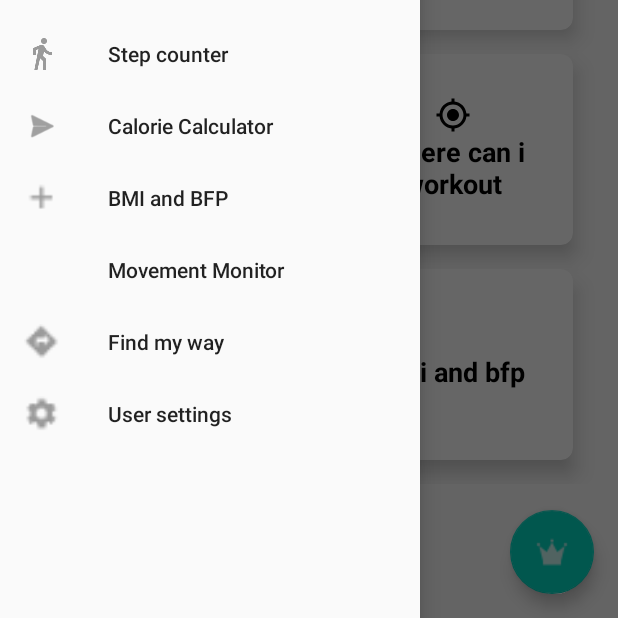
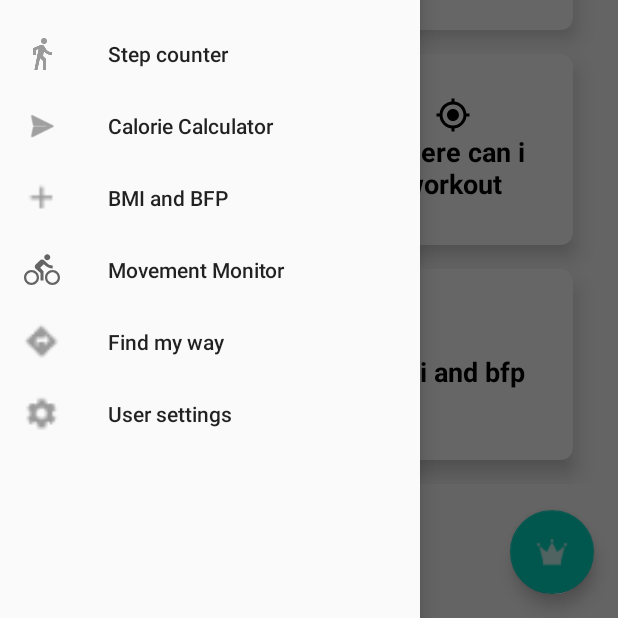
Before and after one commit to YassinMahouti/E-Health-Android-App, an Android app: the NavDrawerAct screen opened directly, with no data from a screen before it, with the side drawer open, on a phone screen of 412 x 824 dp, the part 618-1236 px from its top. Run offline under Robolectric (Android 15) with nearby library versions, the light colour scheme and no system bars; our stand-ins replace Firebase (no records; nobody signed in at launch, a user with empty details on screens opened directly), navigation-ui.

Commit message:
add MovementMonitor

```diff
--- /dev/null
+++ b/app/src/main/res/drawable/ic_movement_monitor.xml
@@ -0,0 +1,9 @@
+<vector xmlns:android="http://schemas.android.com/apk/res/android"
+        android:width="24dp"
+        android:height="24dp"
+        android:viewportWidth="24.0"
+        android:viewportHeight="24.0">
+    <path
+        android:fillColor="#FF000000"
+        android:pathData="M15.5,5.5c1.1,0 2,-0.9 2,-2s-0.9,-2 -2,-2 -2,0.9 -2,2 0.9,2 2,2zM5,12c-2.8,0 -5,2.2 -5,5s2.2,5 5,5 5,-2.2 5,-5 -2.2,-5 -5,-5zM5,20.5c-1.9,0 -3.5,-1.6 -3.5,-3.5s1.6,-3.5 3.5,-3.5 3.5,1.6 3.5,3.5 -1.6,3.5 -3.5,3.5zM10.8,10.5l2.4,-2.4 0.8,0.8c1.3,1.3 3,2.1 5.1,2.1L19.1,9c-1.5,0 -2.7,-0.6 -3.6,-1.5l-1.9,-1.9c-0.5,-0.4 -1,-0.6 -1.6,-0.6s-1.1,0.2 -1.4,0.6L7.8,8.4c-0.4,0.4 -0.6,0.9 -0.6,1.4 0,0.6 0.2,1.1 0.6,1.4L11,14v5h2v-6.2l-2.2,-2.3zM19,12c-2.8,0 -5,2.2 -5,5s2.2,5 5,5 5,-2.2 5,-5 -2.2,-5 -5,-5zM19,20.5c-1.9,0 -3.5,-1.6 -3.5,-3.5s1.6,-3.5 3.5,-3.5 3.5,1.6 3.5,3.5 -1.6,3.5 -3.5,3.5z"/>
+</vector>
--- a/app/src/main/res/menu/activity_nav_drawer_drawer.xml
+++ b/app/src/main/res/menu/activity_nav_drawer_drawer.xml
@@ -42,6 +42,7 @@
 
         <item
             android:id="@+id/nav_movement_monitor"
+            android:icon="@drawable/ic_movement_monitor"
             android:title="Movement Monitor" />
 
         <item
```
